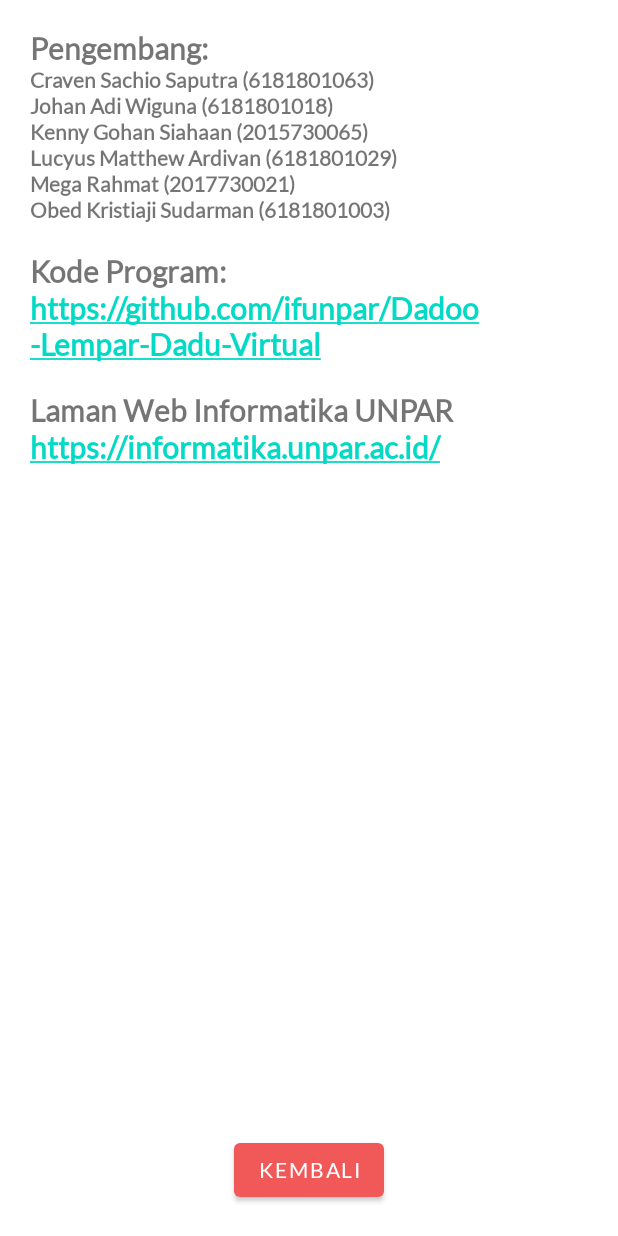
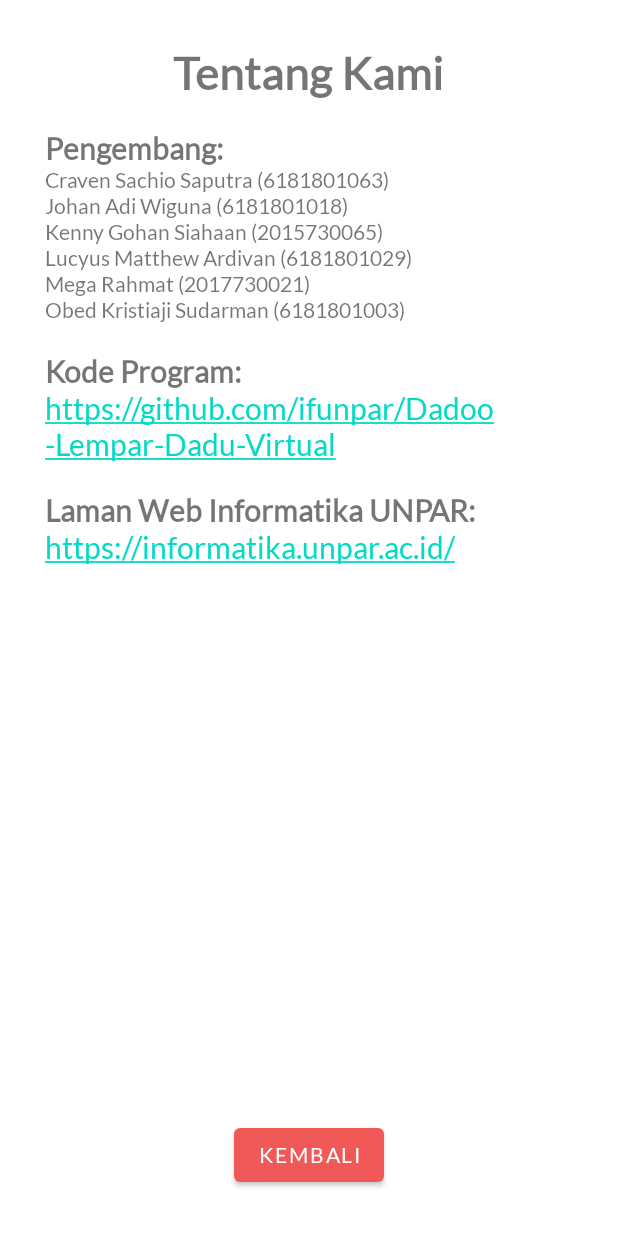
Before and after one commit to obedkristiaji/Dadoo-Lempar-Dadu-Virtual, an Android app: the screen it shows after launch (MainActivity), after a tap on "TENTANG KAMI", on a phone screen of 412 x 824 dp. Run offline under Robolectric (Android 15) with nearby library versions, the light colour scheme and no system bars; 1 other tap on this screen came first.

Commit message:
fix app structure and update about us

```diff
--- a/app/build.gradle
+++ b/app/build.gradle
@@ -9,8 +9,8 @@
         applicationId "id.ac.unpar.informatika.dadoo"
         minSdkVersion 21
         targetSdkVersion 30
-        versionCode 3000
-        versionName "0.3.0"
+        versionCode 3001
+        versionName "0.3.1"
 
         testInstrumentationRunner "androidx.test.runner.AndroidJUnitRunner"
     }
--- a/app/src/main/java/id/ac/unpar/informatika/dadoo/MainActivity.java
+++ b/app/src/main/java/id/ac/unpar/informatika/dadoo/MainActivity.java
@@ -22,18 +22,12 @@
 import id.ac.unpar.informatika.dadoo.view.AboutFragment;
 import id.ac.unpar.informatika.dadoo.view.HomeFragment;
 
-public class MainActivity extends AppCompatActivity implements IMainActivity, SensorEventListener {
+public class MainActivity extends AppCompatActivity implements IMainActivity {
     private ActivityMainBinding binding;
     private MainPresenter presenter;
     private FragmentManager fragmentManager;
     private HomeFragment fragmentHome;
     private AboutFragment fragmentAbout;
-    private ThreadHandler handler;
-    private SensorManager mSensorManager;
-    private Sensor accelerometer;
-    private float[] accelerometerReading = new float[3];
-    private int shakeThreshold = 800;
-    private long lastUpdate = 0;
 
     @Override
     protected void onCreate(Bundle savedInstanceState) {
@@ -43,65 +37,13 @@
         View view = binding.getRoot();
         setContentView(view);
 
-        this.mSensorManager = (SensorManager) getSystemService(Context.SENSOR_SERVICE);
+        this.presenter = new MainPresenter(this);
 
-        this.accelerometer = this.mSensorManager.getDefaultSensor(Sensor.TYPE_ACCELEROMETER);
-
-        this.presenter = new MainPresenter(this);
-        this.handler = new ThreadHandler(this.presenter);
-
-        this.fragmentHome = HomeFragment.newInstance(this.presenter, this.handler);
+        this.fragmentHome = HomeFragment.newInstance(this.presenter);
         this.fragmentAbout = AboutFragment.newInstance(this.presenter);
         this.fragmentManager = this.getSupportFragmentManager();
 
         this.changePage("Home");
-    }
-
-    @Override
-    public void onResume() {
-        super.onResume();
-        if(this.accelerometer != null) {
-            this.mSensorManager.registerListener(this, this.accelerometer, SensorManager.SENSOR_DELAY_NORMAL);
-        }
-    }
-
-    @Override
-    public void onPause() {
-        super.onPause();
-        this.mSensorManager.unregisterListener(this);
-    }
-
-    @Override
-    public void onSensorChanged(SensorEvent event) {
-        Vibrator v = (Vibrator) getSystemService(Context.VIBRATOR_SERVICE);
-        if (event.sensor.getType() == Sensor.TYPE_ACCELEROMETER) {
-            long curTime = System.currentTimeMillis();
-            if (curTime - lastUpdate > 100) {
-                long diffTime = curTime - lastUpdate;
-                lastUpdate = curTime;
-                float x = event.values[0];
-                float y = event.values[1];
-                float z = event.values[2];
-                float speed = Math.abs(x + y + z - accelerometerReading[0] - accelerometerReading[1] - accelerometerReading[2]) / diffTime * 10000;
-                if (speed > this.shakeThreshold) {
-                    if (Build.VERSION.SDK_INT >= Build.VERSION_CODES.O) {
-                        v.vibrate(VibrationEffect.createOneShot(200, VibrationEffect.DEFAULT_AMPLITUDE));
-                    } else {
-                        //deprecated in API 26
-                        v.vibrate(200);
-                    }
-                    this.fragmentHome.startThread();
-                }
-                accelerometerReading[0] = x;
-                accelerometerReading[1] = y;
-                accelerometerReading[2] = z;
-            }
-        }
-    }
-
-    @Override
-    public void onAccuracyChanged(Sensor sensor, int accuracy) {
-        //
     }
 
     @Override
--- a/app/src/main/java/id/ac/unpar/informatika/dadoo/view/HomeFragment.java
+++ b/app/src/main/java/id/ac/unpar/informatika/dadoo/view/HomeFragment.java
@@ -1,6 +1,10 @@
 package id.ac.unpar.informatika.dadoo.view;
 
 import android.content.Context;
+import android.hardware.Sensor;
+import android.hardware.SensorEvent;
+import android.hardware.SensorEventListener;
+import android.hardware.SensorManager;
 import android.os.Build;
 import android.os.Bundle;
 import android.os.VibrationEffect;
@@ -19,21 +23,35 @@
 import id.ac.unpar.informatika.dadoo.thread.RandomThread;
 import id.ac.unpar.informatika.dadoo.thread.ThreadHandler;
 
-public class HomeFragment extends Fragment implements View.OnClickListener {
+public class HomeFragment extends Fragment implements View.OnClickListener, SensorEventListener {
     private FragmentHomeBinding binding;
     private IMainActivity listener;
     private IMainPresenter presenter;
     private ThreadHandler handler;
     private RandomThread thread;
-    private ImageView imageView;
+    private SensorManager mSensorManager;
+    private Sensor accelerometer;
+    private float[] accelerometerReading = new float[3];
+    private int shakeThreshold = 800;
+    private long lastUpdate = 0;
+    private  Vibrator v;
 
     @Override
     public View onCreateView(LayoutInflater inflater, ViewGroup container, Bundle savedInstanceState){
         View view = FragmentHomeBinding.inflate(inflater, container, false).getRoot();
         this.binding = FragmentHomeBinding.bind(view);
 
+        this.mSensorManager = (SensorManager) getActivity().getSystemService(Context.SENSOR_SERVICE);
+
+        this.accelerometer = this.mSensorManager.getDefaultSensor(Sensor.TYPE_ACCELEROMETER);
+
+        this.handler = new ThreadHandler(this.presenter);
+
+        this.v = (Vibrator) getActivity().getSystemService(Context.VIBRATOR_SERVICE);
+
         this.binding.btnLempar.setOnClickListener(this);
         this.binding.btnTentang.setOnClickListener(this);
+
         return view;
     }
 
@@ -48,12 +66,52 @@
         }
     }
 
-    public static HomeFragment newInstance(IMainPresenter presenter, ThreadHandler handler) {
+    public static HomeFragment newInstance(IMainPresenter presenter) {
         HomeFragment fragment = new HomeFragment();
-        fragment.handler = handler;
         fragment.presenter = presenter;
         return fragment;
     }
+
+    @Override
+    public void onResume() {
+        super.onResume();
+        if(this.accelerometer != null) {
+            this.mSensorManager.registerListener(this, this.accelerometer, SensorManager.SENSOR_DELAY_NORMAL);
+        }
+    }
+
+    @Override
+    public void onPause() {
+        super.onPause();
+        this.mSensorManager.unregisterListener(this);
+    }
+
+    @Override
+    public void onSensorChanged(SensorEvent event) {
+        if (event.sensor.getType() == Sensor.TYPE_ACCELEROMETER) {
+            long curTime = System.currentTimeMillis();
+            if (curTime - lastUpdate > 100) {
+                long diffTime = curTime - lastUpdate;
+                lastUpdate = curTime;
+                float x = event.values[0];
+                float y = event.values[1];
+                float z = event.values[2];
+                float speed = Math.abs(x + y + z - accelerometerReading[0] - accelerometerReading[1] - accelerometerReading[2]) / diffTime * 10000;
+                if (speed > this.shakeThreshold) {
+                    this.vibrate();
+                }
+                accelerometerReading[0] = x;
+                accelerometerReading[1] = y;
+                accelerometerReading[2] = z;
+            }
+        }
+    }
+
+    @Override
+    public void onAccuracyChanged(Sensor sensor, int accuracy) {
+        //
+    }
+
 
     public void setGambar(int num){
         this.binding.tvHome.setVisibility(View.GONE);
@@ -77,17 +135,20 @@
         this.thread.start();
     }
 
+    public void vibrate() {
+        if (Build.VERSION.SDK_INT >= Build.VERSION_CODES.O) {
+            v.vibrate(VibrationEffect.createOneShot(200, VibrationEffect.DEFAULT_AMPLITUDE));
+        } else {
+            //deprecated in API 26
+            v.vibrate(200);
+        }
+        this.startThread();
+    }
+
     @Override
     public void onClick(View v) {
         if (v == this.binding.btnLempar) {
-            Vibrator vib = (Vibrator)  getActivity().getSystemService(Context.VIBRATOR_SERVICE);
-            if (Build.VERSION.SDK_INT >= Build.VERSION_CODES.O) {
-                vib.vibrate(VibrationEffect.createOneShot(200, VibrationEffect.DEFAULT_AMPLITUDE));
-            } else {
-                //deprecated in API 26
-                vib.vibrate(200);
-            }
-            this.startThread();
+            this.vibrate();
         } else if (v == this.binding.btnTentang) {
             this.listener.changePage("About");
         }
--- a/app/src/main/res/layout/fragment_about.xml
+++ b/app/src/main/res/layout/fragment_about.xml
@@ -4,13 +4,24 @@
     android:layout_width="match_parent"
     android:layout_height="match_parent"
     android:orientation="vertical"
-    android:layout_margin = "@dimen/app_margin">
+    android:layout_margin="@dimen/margin_30">
+
+    <TextView
+        android:id="@+id/tv_judul"
+        android:layout_width="wrap_content"
+        android:layout_height="wrap_content"
+        android:layout_centerHorizontal="true"
+        android:layout_marginBottom="@dimen/app_margin"
+        android:text="@string/tentang"
+        android:textSize="@dimen/font_30"
+        android:textStyle="bold" />
 
     <TextView
         android:id="@+id/tv_pengembang"
         android:layout_width="match_parent"
         android:layout_height="wrap_content"
         android:text="@string/pengembang"
+        android:layout_below="@id/tv_judul"
         android:textStyle="bold"
         android:textSize="@dimen/font_20"/>
 
@@ -19,40 +30,35 @@
         android:layout_width="match_parent"
         android:layout_height="wrap_content"
         android:text="Craven Sachio Saputra (6181801063)"
-        android:layout_below="@id/tv_pengembang"
-        android:textStyle="bold"/>
+        android:layout_below="@id/tv_pengembang"/>
 
     <TextView
         android:id="@+id/tv_johan"
         android:layout_width="match_parent"
         android:layout_height="wrap_content"
         android:text="Johan Adi Wiguna (6181801018)"
-        android:layout_below="@id/tv_craven"
-        android:textStyle="bold"/>
+        android:layout_below="@id/tv_craven"/>
 
     <TextView
         android:id="@+id/tv_kenny"
         android:layout_width="match_parent"
         android:layout_height="wrap_content"
         android:text="Kenny Gohan Siahaan (2015730065)"
-        android:layout_below="@id/tv_johan"
-        android:textStyle="bold"/>
+        android:layout_below="@id/tv_johan"/>
 
     <TextView
         android:id="@+id/tv_lucyus"
         android:layout_width="match_parent"
         android:layout_height="wrap_content"
         android:text="Lucyus Matthew Ardivan (6181801029)"
-        android:layout_below="@id/tv_kenny"
-        android:textStyle="bold"/>
+        android:layout_below="@id/tv_kenny"/>
 
     <TextView
         android:id="@+id/tv_mega"
         android:layout_width="match_parent"
         android:layout_height="wrap_content"
         android:text="Mega Rahmat (2017730021)"
-        android:layout_below="@id/tv_lucyus"
-        android:textStyle="bold"/>
+        android:layout_below="@id/tv_lucyus"/>
 
     <TextView
         android:id="@+id/tv_obed"
@@ -60,7 +66,6 @@
         android:layout_height="wrap_content"
         android:text="Obed Kristiaji Sudarman (6181801003)"
         android:layout_below="@id/tv_mega"
-        android:textStyle="bold"
         android:layout_marginBottom="@dimen/app_margin"/>
 
     <TextView
@@ -78,7 +83,6 @@
         android:layout_height="wrap_content"
         android:text="https://github.com/ifunpar/Dadoo-Lempar-Dadu-Virtual"
         android:layout_below="@id/tv_kode"
-        android:textStyle="bold"
         android:textSize="@dimen/font_20"
         android:layout_marginBottom="@dimen/app_margin"/>
 
@@ -97,7 +101,6 @@
         android:layout_height="wrap_content"
         android:text="https://informatika.unpar.ac.id/"
         android:layout_below="@id/tv_web"
-        android:textStyle="bold"
         android:textSize="@dimen/font_20"/>
 
     <Button
--- a/app/src/main/res/values/dimens.xml
+++ b/app/src/main/res/values/dimens.xml
@@ -1,8 +1,10 @@
 <?xml version="1.0" encoding="utf-8"?>
 <resources>
     <dimen name="app_margin">20dp</dimen>
+    <dimen name="margin_30">30dp</dimen>
 
     <dimen name="font_20">20sp</dimen>
     <dimen name="font_24">24sp</dimen>
+    <dimen name="font_30">30sp</dimen>
     <dimen name="font_logo">120px</dimen>
 </resources>
--- a/app/src/main/res/values/strings.xml
+++ b/app/src/main/res/values/strings.xml
@@ -6,5 +6,5 @@
     <string name="kembali">Kembali</string>
     <string name="kode">Kode Program:</string>
     <string name="pengembang">Pengembang:</string>
-    <string name="web">Laman Web Informatika UNPAR</string>
+    <string name="web">Laman Web Informatika UNPAR:</string>
 </resources>
```
Also changed, not shown: app/src/main/res/layout/fragment_about2.xml (deleted, +0 -39 lines).
